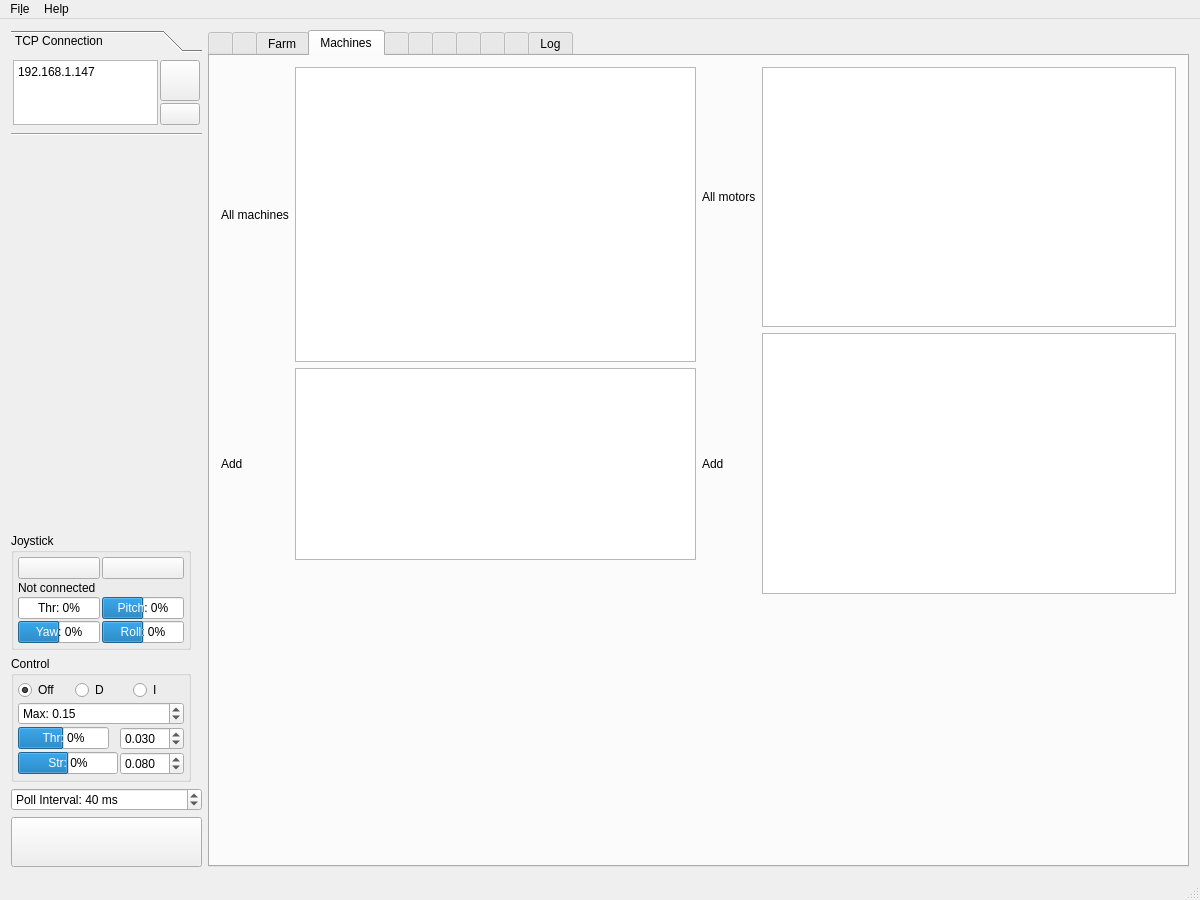
First picture: the form in Linux/RControlStation/mainwindow.ui, repository GunnarLarssonSLU/rise_sdvp, before the edit.
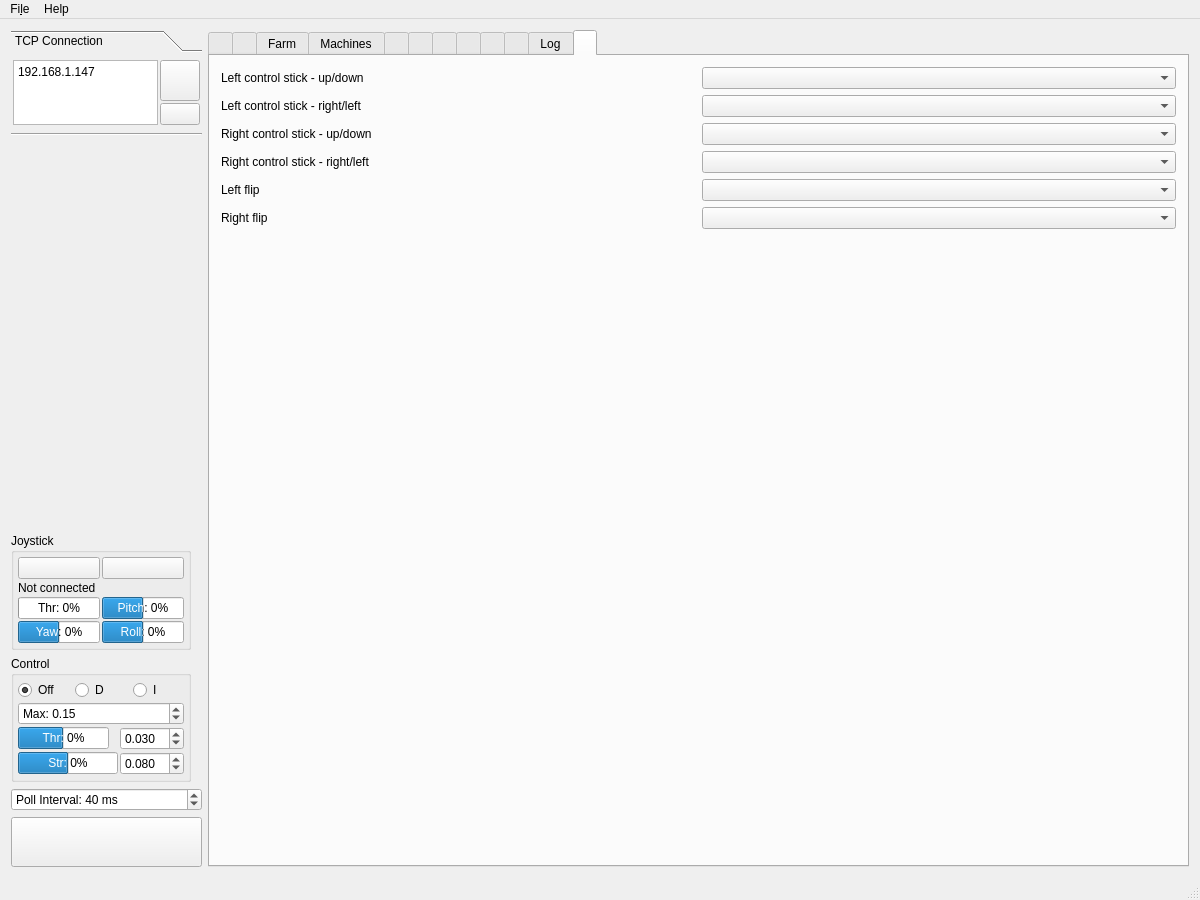
Second picture: the form after the edit. The open tabs and pages were chosen to show the change. Icons and pictures are not drawn. Custom widgets are drawn as their Qt base class.

Patch:
```diff
--- a/Linux/RControlStation/mainwindow.ui
+++ b/Linux/RControlStation/mainwindow.ui
@@ -530,7 +530,7 @@
        <enum>QTabWidget::TabPosition::North</enum>
       </property>
       <property name="currentIndex">
-       <number>3</number>
+       <number>11</number>
       </property>
       <widget class="QWidget" name="tab">
        <attribute name="icon">
@@ -3968,6 +3968,90 @@
         </item>
        </layout>
       </widget>
+      <widget class="QWidget" name="controltoaction">
+       <attribute name="icon">
+        <iconset resource="resources.qrc">
+         <normaloff>:/models/Icons/Controller-96.png</normaloff>:/models/Icons/Controller-96.png</iconset>
+       </attribute>
+       <attribute name="title">
+        <string/>
+       </attribute>
+       <layout class="QGridLayout" name="gridLayout_Motor">
+        <item row="1" column="1">
+         <widget class="QComboBox" name="comboBox_controller2"/>
+        </item>
+        <item row="1" column="0">
+         <widget class="QLabel" name="label_5">
+          <property name="text">
+           <string>Left control stick - right/left</string>
+          </property>
+         </widget>
+        </item>
+        <item row="3" column="0">
+         <widget class="QLabel" name="label_8">
+          <property name="text">
+           <string>Right control stick - right/left</string>
+          </property>
+         </widget>
+        </item>
+        <item row="0" column="0">
+         <widget class="QLabel" name="label_4">
+          <property name="text">
+           <string>Left control stick - up/down</string>
+          </property>
+         </widget>
+        </item>
+        <item row="6" column="0">
+         <spacer name="verticalSpacer_12">
+          <property name="orientation">
+           <enum>Qt::Orientation::Vertical</enum>
+          </property>
+          <property name="sizeHint" stdset="0">
+           <size>
+            <width>20</width>
+            <height>40</height>
+           </size>
+          </property>
+         </spacer>
+        </item>
+        <item row="2" column="1">
+         <widget class="QComboBox" name="comboBox_controller3"/>
+        </item>
+        <item row="0" column="1">
+         <widget class="QComboBox" name="comboBox_controller1"/>
+        </item>
+        <item row="2" column="0">
+         <widget class="QLabel" name="label_7">
+          <property name="text">
+           <string>Right control stick - up/down</string>
+          </property>
+         </widget>
+        </item>
+        <item row="3" column="1">
+         <widget class="QComboBox" name="comboBox_controller4"/>
+        </item>
+        <item row="4" column="0">
+         <widget class="QLabel" name="label_9">
+          <property name="text">
+           <string>Left flip</string>
+          </property>
+         </widget>
+        </item>
+        <item row="5" column="0">
+         <widget class="QLabel" name="label_10">
+          <property name="text">
+           <string>Right flip</string>
+          </property>
+         </widget>
+        </item>
+        <item row="4" column="1">
+         <widget class="QComboBox" name="comboBox_controller5"/>
+        </item>
+        <item row="5" column="1">
+         <widget class="QComboBox" name="comboBox_controller6"/>
+        </item>
+       </layout>
+      </widget>
      </widget>
     </item>
    </layout>
```
Left out of the diff: 30 changed lines with no effect on the pictures.
